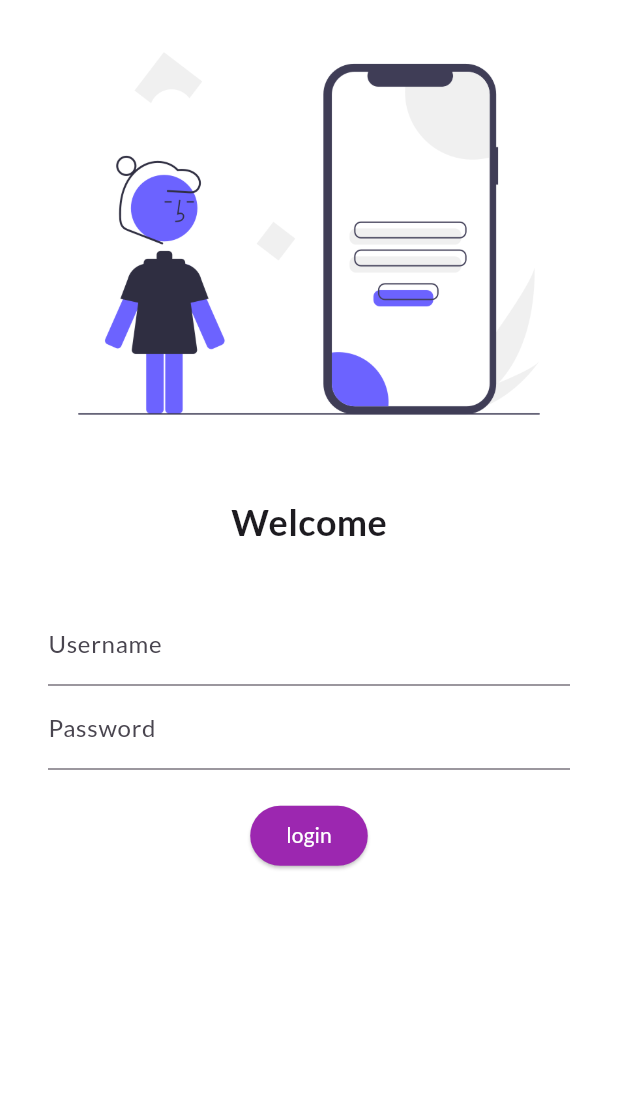
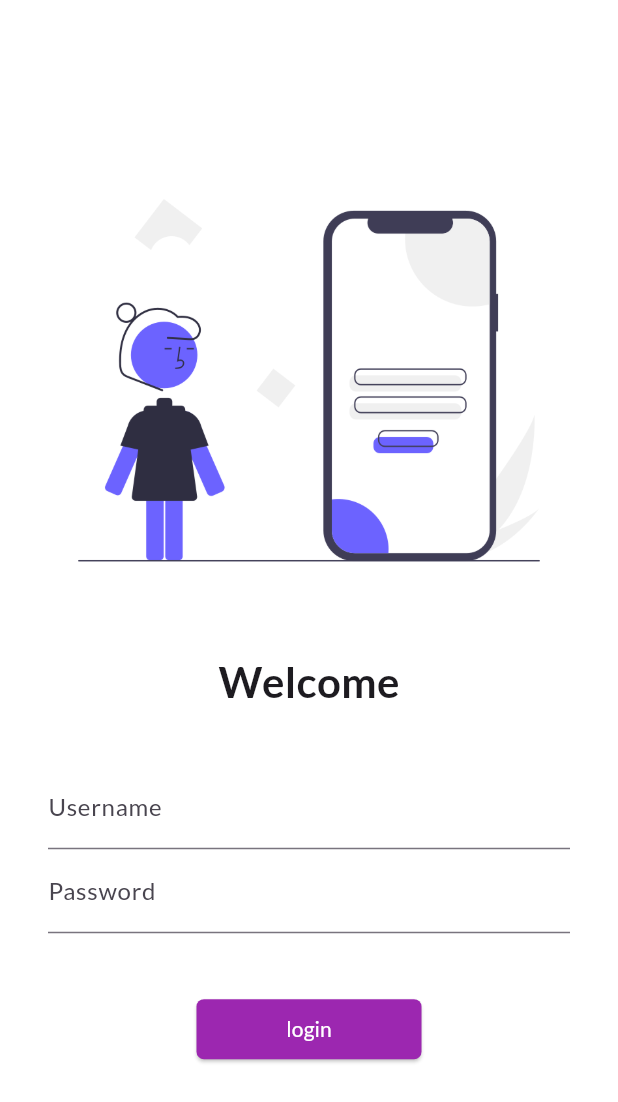
Before and after one commit to ayushsingh1028/flutter_project1, a Flutter app: the screen it shows after launch, on a phone screen of 412 x 824 dp. Shown: the top 1102 px of the screen. Run offline on Flutter 3.47's test engine with Material 3 defaults, Android fonts, the phone set to English and light mode, and no system bars; our stand-ins replace google_fonts.

Commit message:
main.dart

```diff
--- a/catalog_app/lib/main.dart
+++ b/catalog_app/lib/main.dart
@@ -1,4 +1,5 @@
 import 'package:catalog_app/pages/login_page.dart';
+import 'package:catalog_app/utils/routes.dart';
 import 'package:flutter/material.dart';
 import 'package:catalog_app/pages/home_page.dart';
 import 'package:google_fonts/google_fonts.dart';
@@ -18,14 +19,17 @@ class MyApp extends StatelessWidget {
         primarySwatch: Colors.red,
         fontFamily: GoogleFonts.lato().fontFamily,
       ),
+
       darkTheme: ThemeData(
         brightness: Brightness.light,
       ),
-      initialRoute: "/login",
+      // debugShowCheckedModeBanner: false,
+
+      initialRoute: "/",
       routes: {
         "/": (context) => LoginPage(), // class both word are capital
-        "/home": (context) => HomePage(),
-        "/Login": (context) => LoginPage(),
+        MyRoutes.homeRoutes: (context) => HomePage(),
+        MyRoutes.loginRoutes: (context) => LoginPage(),
       },
     );
   }
--- a/catalog_app/lib/pages/login_page.dart
+++ b/catalog_app/lib/pages/login_page.dart
@@ -1,3 +1,4 @@
+import 'package:catalog_app/utils/routes.dart';
 import 'package:flutter/material.dart';
 
 class LoginPage extends StatelessWidget {
@@ -6,6 +7,7 @@ class LoginPage extends StatelessWidget {
     return Material(
         color: Colors.white,
         child: Center(
+          child: SingleChildScrollView(
             child: Column(
               children: [
                 Image.asset(
@@ -13,12 +15,12 @@ class LoginPage extends StatelessWidget {
                   fit: BoxFit.scaleDown,
                 ),
                 const SizedBox(
-                height: 20.0,
+                  height: 25.0,
                 ),
                 const Text(
                   'Welcome',
                   style: TextStyle(
-                  fontSize: 24,
+                    fontSize: 28,
                     fontWeight: FontWeight.bold,
                   ),
                 ),
@@ -44,21 +46,25 @@ class LoginPage extends StatelessWidget {
                         ),
                       ),
                       const SizedBox(
-                      height: 20.0,
+                        height: 40.0,
                       ),
                       ElevatedButton(
                           onPressed: () {
-                          print('user login');
+                            Navigator.pushNamed(context, MyRoutes.homeRoutes);
                           },
                           child: const Text('login'),
                           style: TextButton.styleFrom(
                               foregroundColor: Colors.white,
-                            backgroundColor: Colors.purple)),
+                              backgroundColor: Colors.purple,
+                              minimumSize: Size(150, 40),
+                              shape: RoundedRectangleBorder(
+                                  borderRadius: BorderRadius.circular(5)))),
                     ],
                   ),
                 ),
               ],
             ),
+          ),
         ));
   }
 }
--- /dev/null
+++ b/catalog_app/lib/utils/routes.dart
@@ -0,0 +1,4 @@
+class MyRoutes {
+  static String loginRoutes = "/login";
+  static String homeRoutes = "/home";
+}
```
Lines whose indentation alone changed are shown as unchanged.
